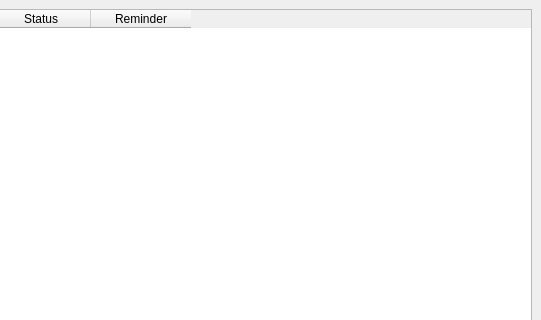
First picture: the form in mainwindow.ui, repository JHY-worker/BatteryMonitor, before the edit; both pictures show x 319 to 860 and y 0 to 320 of the 860 by 560 pixel window.
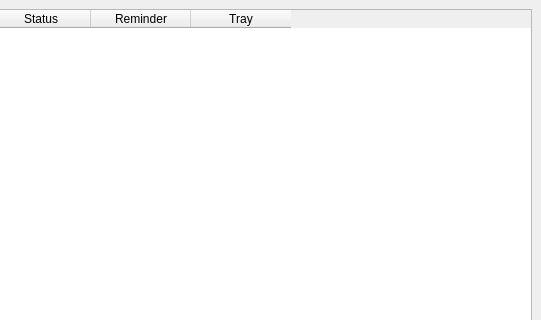
Second picture: the form after the edit.

Commit message: feat:在主界面添加托盘显示复选框;

```diff
--- a/mainwindow.ui
+++ b/mainwindow.ui
@@ -69,6 +69,11 @@
         <string>Reminder</string>
        </property>
       </column>
+      <column>
+       <property name="text">
+        <string>Tray</string>
+       </property>
+      </column>
      </widget>
     </item>
    </layout>
```
The commit also changes 3 other files.
